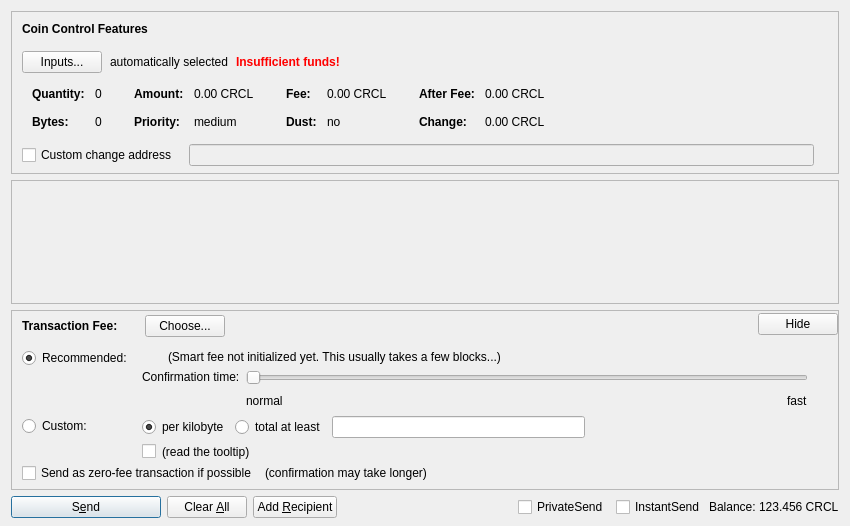
CRowdCLassic/Crowdcoin.old, file src/qt/forms/sendcoinsdialog.ui: the form before one commit.
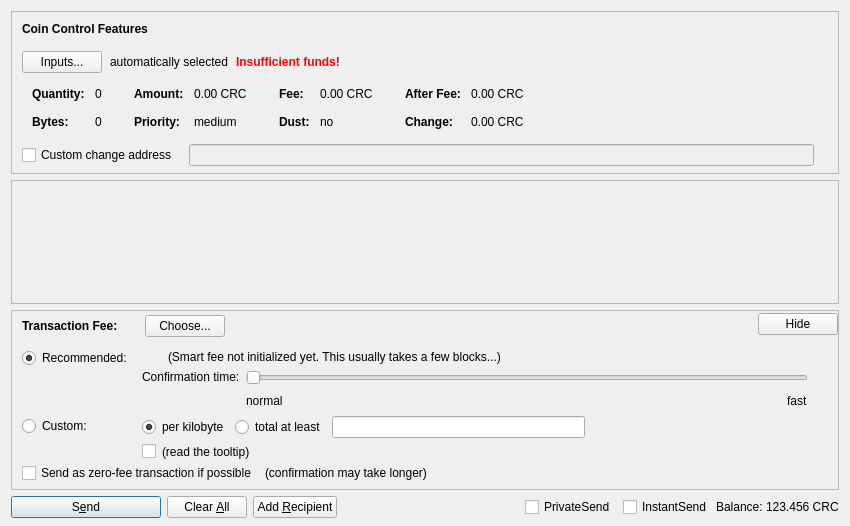
The form after the commit. Custom widgets are drawn as their Qt base class.

```diff
--- a/src/qt/forms/sendcoinsdialog.ui
+++ b/src/qt/forms/sendcoinsdialog.ui
@@ -324,7 +324,7 @@
                   <enum>Qt::ActionsContextMenu</enum>
                  </property>
                  <property name="text">
-                  <string notr="true">0.00 CRCL</string>
+                  <string notr="true">0.00 CRC</string>
                  </property>
                  <property name="textInteractionFlags">
                   <set>Qt::LinksAccessibleByMouse|Qt::TextSelectableByKeyboard|Qt::TextSelectableByMouse</set>
@@ -404,7 +404,7 @@
                   <enum>Qt::ActionsContextMenu</enum>
                  </property>
                  <property name="text">
-                  <string notr="true">0.00 CRCL</string>
+                  <string notr="true">0.00 CRC</string>
                  </property>
                  <property name="textInteractionFlags">
                   <set>Qt::LinksAccessibleByMouse|Qt::TextSelectableByKeyboard|Qt::TextSelectableByMouse</set>
@@ -484,7 +484,7 @@
                   <enum>Qt::ActionsContextMenu</enum>
                  </property>
                  <property name="text">
-                  <string notr="true">0.00 CRCL</string>
+                  <string notr="true">0.00 CRC</string>
                  </property>
                  <property name="textInteractionFlags">
                   <set>Qt::LinksAccessibleByMouse|Qt::TextSelectableByKeyboard|Qt::TextSelectableByMouse</set>
@@ -513,7 +513,7 @@
                   <enum>Qt::ActionsContextMenu</enum>
                  </property>
                  <property name="text">
-                  <string notr="true">0.00 CRCL</string>
+                  <string notr="true">0.00 CRC</string>
                  </property>
                  <property name="textInteractionFlags">
                   <set>Qt::LinksAccessibleByMouse|Qt::TextSelectableByKeyboard|Qt::TextSelectableByMouse</set>
@@ -1366,7 +1366,7 @@
           <cursorShape>IBeamCursor</cursorShape>
          </property>
          <property name="text">
-          <string notr="true">123.456 CRCL</string>
+          <string notr="true">123.456 CRC</string>
          </property>
          <property name="textInteractionFlags">
           <set>Qt::LinksAccessibleByMouse|Qt::TextSelectableByKeyboard|Qt::TextSelectableByMouse</set>
```
Left out of the diff: 6 changed lines with no effect on the pictures.
